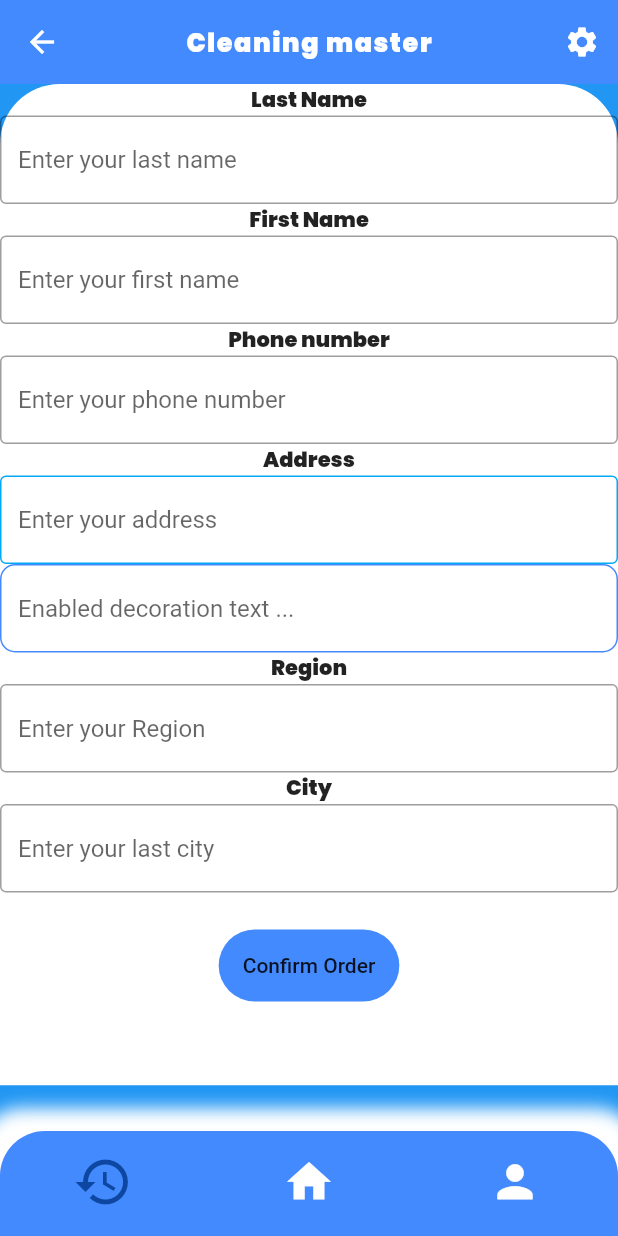
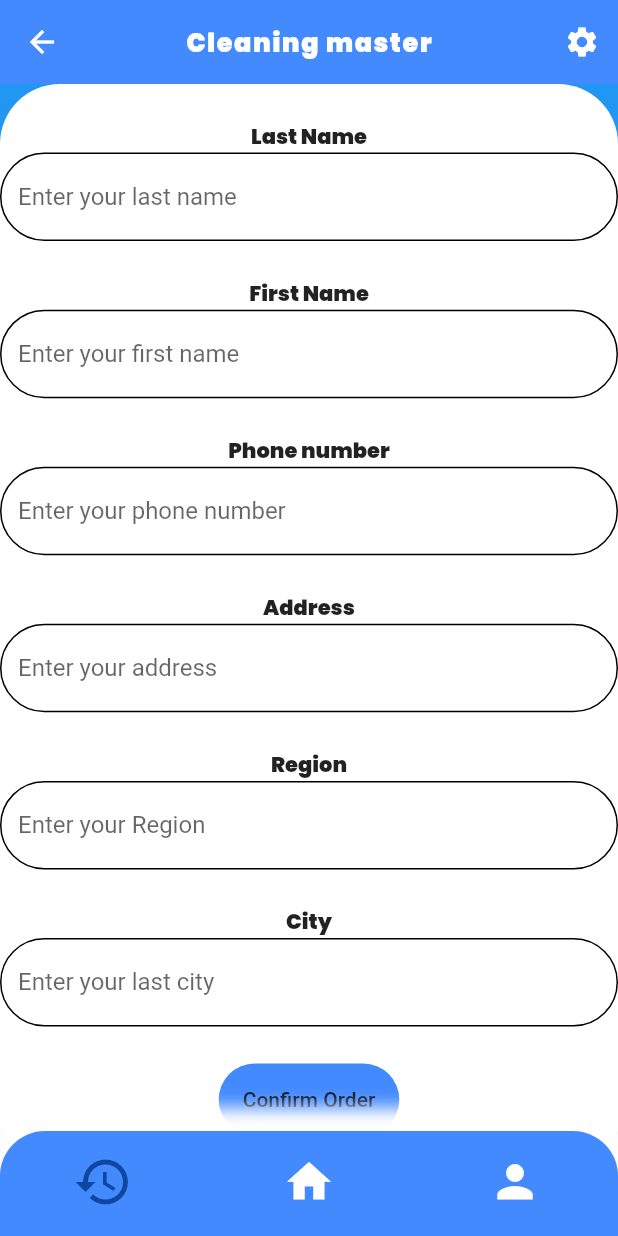
Before and after one commit to Imenazzouz/cleaning-app, a Flutter app: the Location screen opened by its route, on a phone screen of 412 x 824 dp. Run offline on Flutter 3.47's test engine with Material 2 defaults, Android fonts, the phone set to English and light mode, and no system bars; missing offline and left inert: flutter_paystack.

```diff
--- a/lib/Location.dart
+++ b/lib/Location.dart
@@ -42,9 +42,10 @@ class _LocationState extends State<Location> {
         backgroundColor: Colors.blueAccent,
         elevation: 0.0,
       ),
-      body: SingleChildScrollView(
+      body: Padding(
+        padding: EdgeInsets.symmetric(horizontal: 0),
+        child: SingleChildScrollView(
           child: Container(
-          height: screenSize.height * 0.81,
             decoration: BoxDecoration(
               color: Colors.white,
               borderRadius: BorderRadius.only(
@@ -54,26 +55,51 @@ class _LocationState extends State<Location> {
             ),
             child: Column(
               children: [
+                SizedBox(height: screenSize.height * 0.03),
                 Text(
                   'Last Name',
                   style: TextStyle(
                       fontFamily: 'Poppins', fontWeight: FontWeight.w600),
                 ),
                 TextField(
-                decoration: const InputDecoration(
-                    border: OutlineInputBorder(),
+                  decoration: InputDecoration(
+                      enabledBorder: OutlineInputBorder(
+                        borderSide: BorderSide(
+                          color: Colors.black,
+                        ),
+                        borderRadius: BorderRadius.circular(30.0),
+                      ),
+                      focusedBorder: OutlineInputBorder(
+                        borderSide: BorderSide(
+                          color: Colors.blue,
+                        ),
+                        borderRadius: BorderRadius.circular(30.0),
+                      ),
                       hintText: 'Enter your last name'),
                 ),
+                SizedBox(height: screenSize.height * 0.03),
                 Text(
                   'First Name',
                   style: TextStyle(
                       fontFamily: 'Poppins', fontWeight: FontWeight.w600),
                 ),
                 TextField(
-                decoration: const InputDecoration(
-                    border: OutlineInputBorder(),
+                  decoration: InputDecoration(
+                      enabledBorder: OutlineInputBorder(
+                        borderSide: BorderSide(
+                          color: Colors.black,
+                        ),
+                        borderRadius: BorderRadius.circular(30.0),
+                      ),
+                      focusedBorder: OutlineInputBorder(
+                        borderSide: BorderSide(
+                          color: Colors.blue,
+                        ),
+                        borderRadius: BorderRadius.circular(30.0),
+                      ),
                       hintText: 'Enter your first name'),
                 ),
+                SizedBox(height: screenSize.height * 0.03),
                 Text(
                   'Phone number',
                   style: TextStyle(
@@ -81,11 +107,23 @@ class _LocationState extends State<Location> {
                 ),
                 TextField(
                   keyboardType: TextInputType.number,
-                decoration: const InputDecoration(
-                  border: OutlineInputBorder(),
+                  decoration: InputDecoration(
+                    enabledBorder: OutlineInputBorder(
+                      borderSide: BorderSide(
+                        color: Colors.black,
+                      ),
+                      borderRadius: BorderRadius.circular(30.0),
+                    ),
+                    focusedBorder: OutlineInputBorder(
+                      borderSide: BorderSide(
+                        color: Colors.blue,
+                      ),
+                      borderRadius: BorderRadius.circular(30.0),
+                    ),
                     hintText: 'Enter your phone number',
                   ),
                 ),
+                SizedBox(height: screenSize.height * 0.03),
                 Text(
                   'Address',
                   style: TextStyle(
@@ -93,46 +131,63 @@ class _LocationState extends State<Location> {
                 ),
                 TextField(
                   keyboardType: TextInputType.streetAddress,
-                decoration: const InputDecoration(
-                  hintText: 'Enter your address',
-                  enabledBorder: OutlineInputBorder(
-                    borderSide: BorderSide(
-                      color: Colors.lightBlue,
-                    ),
-                  ),
-                  focusedBorder: OutlineInputBorder(
-                    borderSide: BorderSide(color: Colors.blueAccent),
-                  ),
-                ),
-              ),
-              TextField(
                   decoration: InputDecoration(
                       enabledBorder: OutlineInputBorder(
                         borderSide: BorderSide(
-                    color: Colors.blueAccent,
+                          color: Colors.black,
                         ),
-                  borderRadius: BorderRadius.circular(10.0),
+                        borderRadius: BorderRadius.circular(30.0),
                       ),
-                hintText: "Enabled decoration text ...",
-              )),
+                      focusedBorder: OutlineInputBorder(
+                        borderSide: BorderSide(
+                          color: Colors.blue,
+                        ),
+                        borderRadius: BorderRadius.circular(30.0),
+                      ),
+                      hintText: 'Enter your address'),
+                ),
+                SizedBox(height: screenSize.height * 0.03),
                 Text(
                   'Region',
                   style: TextStyle(
                       fontFamily: 'Poppins', fontWeight: FontWeight.w600),
                 ),
                 TextField(
-                decoration: const InputDecoration(
-                    border: OutlineInputBorder(),
+                  decoration: InputDecoration(
+                      enabledBorder: OutlineInputBorder(
+                        borderSide: BorderSide(
+                          color: Colors.black,
+                        ),
+                        borderRadius: BorderRadius.circular(30.0),
+                      ),
+                      focusedBorder: OutlineInputBorder(
+                        borderSide: BorderSide(
+                          color: Colors.blue,
+                        ),
+                        borderRadius: BorderRadius.circular(30.0),
+                      ),
                       hintText: 'Enter your Region'),
                 ),
+                SizedBox(height: screenSize.height * 0.03),
                 Text(
                   'City',
                   style: TextStyle(
                       fontFamily: 'Poppins', fontWeight: FontWeight.w600),
                 ),
                 TextField(
-                decoration: const InputDecoration(
-                    border: OutlineInputBorder(),
+                  decoration: InputDecoration(
+                      enabledBorder: OutlineInputBorder(
+                        borderSide: BorderSide(
+                          color: Colors.black,
+                        ),
+                        borderRadius: BorderRadius.circular(30.0),
+                      ),
+                      focusedBorder: OutlineInputBorder(
+                        borderSide: BorderSide(
+                          color: Colors.blue,
+                        ),
+                        borderRadius: BorderRadius.circular(30.0),
+                      ),
                       hintText: 'Enter your last city'),
                 ),
                 SizedBox(height: screenSize.height * 0.03),
@@ -144,8 +199,10 @@ class _LocationState extends State<Location> {
                     onPressed: () {},
                     child: Text('Confirm Order'),
                   ),
-              )
+                ),
+                SizedBox(height: screenSize.height * 0.03),
               ],
+            ),
           ),
         ),
       ),
--- a/lib/company.dart
+++ b/lib/company.dart
@@ -462,7 +462,9 @@ class _ServicePickState extends State<ServicePick> {
                         size: 30,
                         color: Colors.blue,
                       ),
-                      onPressed: () {},
+                      onPressed: () {
+                        Navigator.pushNamed(context, '/location');
+                      },
                     )
                   ],
                 ),
--- a/lib/factory.dart
+++ b/lib/factory.dart
@@ -456,7 +456,9 @@ class _ServicePickState extends State<ServicePick> {
                       size: 30,
                       color: Colors.blue,
                     ),
-                    onPressed: () {},
+                    onPressed: () {
+                      Navigator.pushNamed(context, '/location');
+                    },
                   )
                 ],
               ),
--- a/lib/hospital.dart
+++ b/lib/hospital.dart
@@ -461,7 +461,7 @@ class _ServicePickState extends State<ServicePick> {
                         color: Colors.blue,
                       ),
                       onPressed: () {
-                        Navigator.pushNamed(context, '/pay');
+                        Navigator.pushNamed(context, '/location');
                       },
                     )
                   ],
--- a/lib/hotel.dart
+++ b/lib/hotel.dart
@@ -456,7 +456,7 @@ class _ServicePickState extends State<ServicePick> {
                       color: Colors.blue,
                     ),
                     onPressed: () {
-                      Navigator.pushNamed(context, '/pay');
+                      Navigator.pushNamed(context, '/location');
                     },
                   )
                 ],
--- a/lib/page2.dart
+++ b/lib/page2.dart
@@ -458,7 +458,9 @@ class _ServicePickState extends State<ServicePick> {
                       size: 30,
                       color: Colors.blue,
                     ),
-                    onPressed: () {},
+                    onPressed: () {
+                      Navigator.pushNamed(context, '/location');
+                    },
                   )
                 ],
               ),
```
Lines whose indentation alone changed are shown as unchanged.
